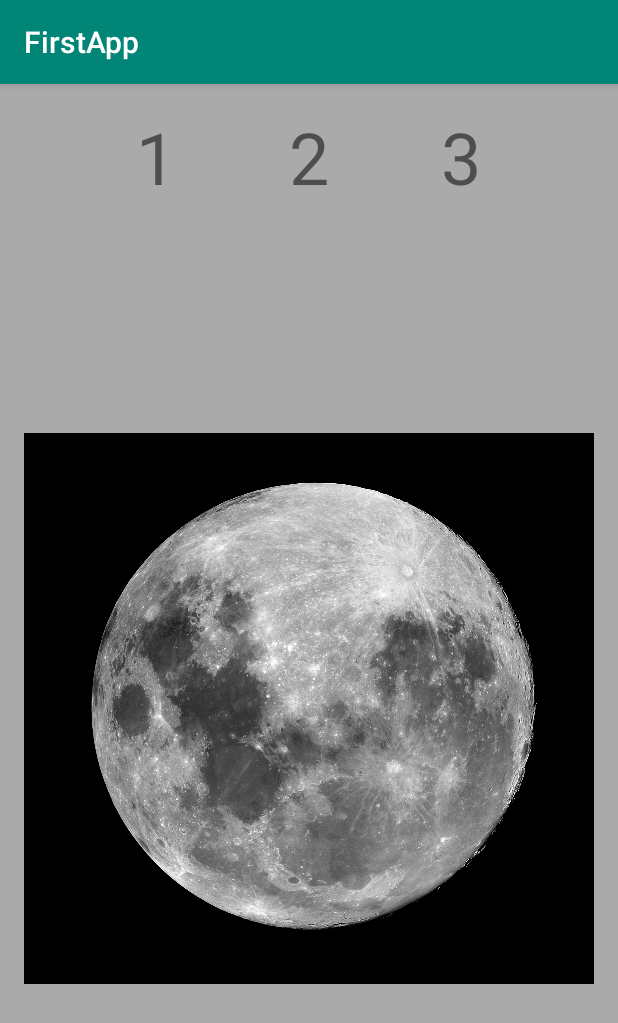
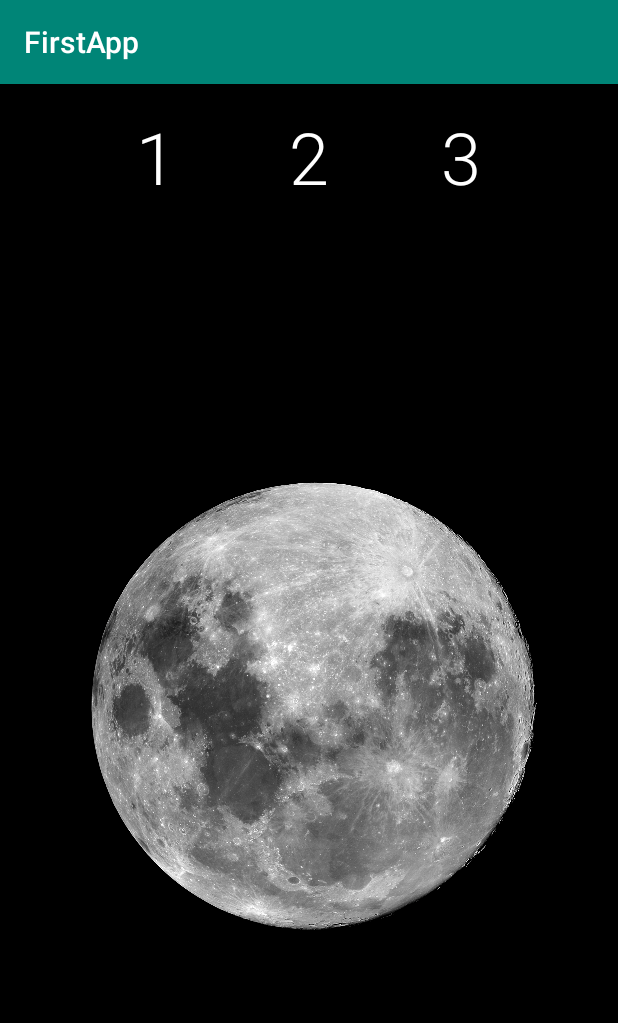
Before and after one commit to SavLM/FirstApp, an Android app: the screen it shows after launch (MainActivity), on a phone screen of 412 x 824 dp. Shown: the top 1023 px of the screen. Run offline under Robolectric (Android 15) with nearby library versions, the phone set to English and light mode, and no system bars.

Commit message:
finished layout lessons, next I'll learn how to use java to make the app responsive to user interaction

```diff
--- a/app/src/main/res/layout/activity_main.xml
+++ b/app/src/main/res/layout/activity_main.xml
@@ -2,6 +2,7 @@
 <RelativeLayout
 	xmlns:android="http://schemas.android.com/apk/res/android"
 	xmlns:tools="http://schemas.android.com/tools"
+	tools:context=".MainActivity"
     android:paddingBottom="@dimen/activity_vertical_margin"
     android:paddingLeft="@dimen/activity_horizontal_margin"
     android:paddingRight="@dimen/activity_horizontal_margin"
@@ -9,8 +10,7 @@
 	android:orientation="vertical"
 	android:layout_width="match_parent"
 	android:layout_height="match_parent"
-	android:background="@android:color/darker_gray"
-	tools:context=".MainActivity" >
+	android:background="@android:color/black">
     <TextView
         android:layout_toLeftOf="@id/main_icon_view"
         android:layout_toStartOf="@id/main_icon_view"
@@ -20,7 +20,6 @@
         android:layout_width="wrap_content"
         android:layout_height="wrap_content"
         android:text="@string/icon1_name"
-        android:textSize="48sp"
         android:textAlignment="center"/>
 
     <TextView
@@ -30,7 +29,6 @@
         android:layout_width="wrap_content"
         android:layout_height="wrap_content"
         android:text="@string/icon2_name"
-        android:textSize="48sp"
         android:textAlignment="center"/>
 
     <TextView
@@ -42,7 +40,6 @@
         android:layout_width="wrap_content"
         android:layout_height="wrap_content"
         android:text="@string/icon3_name"
-        android:textSize="48sp"
         android:textAlignment="center"/>
 
     <ImageView
--- a/app/src/main/res/values/styles.xml
+++ b/app/src/main/res/values/styles.xml
@@ -6,6 +6,9 @@
         <item name="colorPrimary">@color/colorPrimary</item>
         <item name="colorPrimaryDark">@color/colorPrimaryDark</item>
         <item name="colorAccent">@color/colorAccent</item>
+        <item name="android:textColor">@android:color/white</item>
+        <item name="android:textSize">48sp</item>
+        <item name="android:fontFamily">sans-serif-light</item> <!-- doesn't work on java 15 -->
     </style>
 
 </resources>
```
